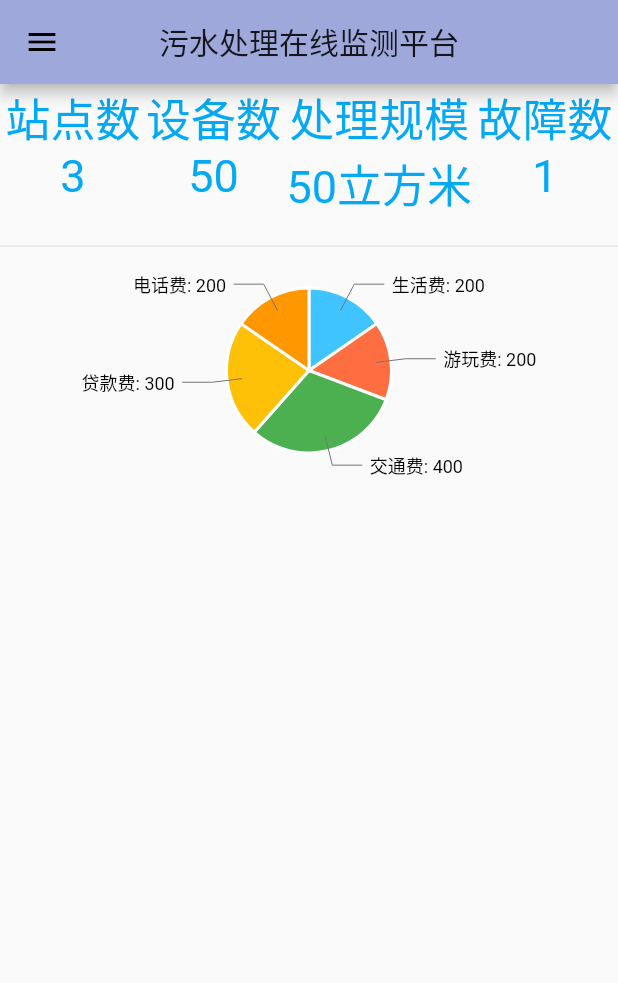
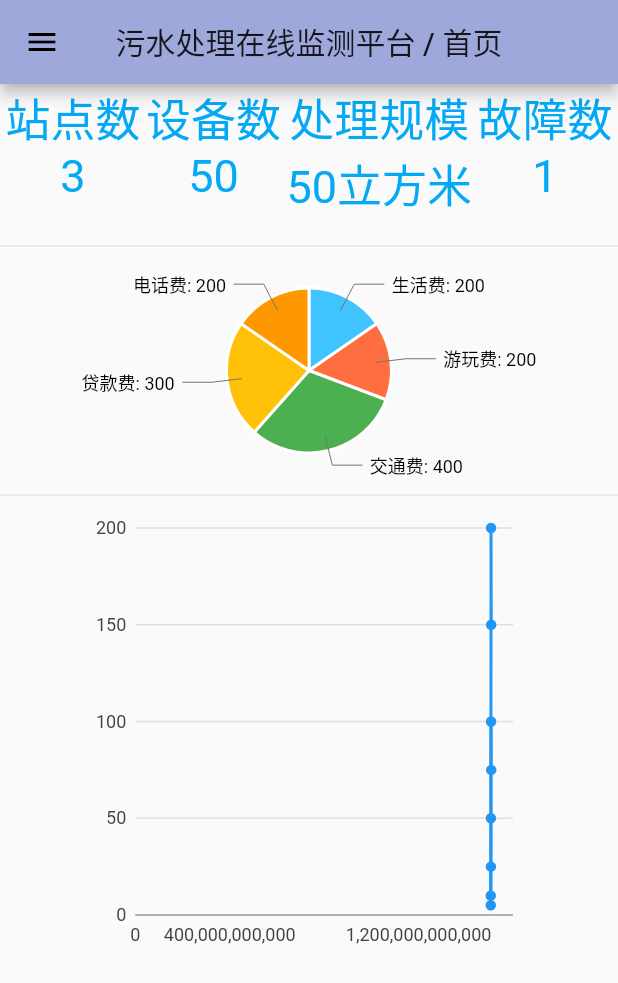
Before and after one commit to csfred/flutter-wqm, a Flutter app: the HomePage screen opened directly, on a phone screen of 412 x 824 dp. Shown: the top 983 px of the screen. Run offline on Flutter 3.47's test engine with Material 2 defaults, Android fonts, the phone set to English and light mode, and no system bars; our stand-ins replace charts_flutter, fluttertoast, shared_preferences; accounts and stored records are empty; network calls fail.

Commit message:
折线图绘制

```diff
--- a/lib/main.dart
+++ b/lib/main.dart
@@ -44,7 +44,7 @@ class _MainAppState extends State<MainApp> {
      */
     //ScreenUtil.instance = ScreenUtil.getInstance()..init(context);
 
-    _isLogin = true;
+    //_isLogin = true;
 
     return MaterialApp(
       debugShowCheckedModeBanner: false, //去掉Debug图标
--- a/lib/pages/device_opt.dart
+++ b/lib/pages/device_opt.dart
@@ -15,7 +15,7 @@ class _DeviceOptPageState extends State<DeviceOptPage> {
     return Scaffold(
       appBar: AppBar(
         title: Text(
-          '污水处理在线监测平台',
+          '污水处理在线监测平台 / 设备操作',
           textAlign: TextAlign.center,
         ),
         centerTitle: true,
--- a/lib/pages/home.dart
+++ b/lib/pages/home.dart
@@ -4,6 +4,7 @@ import 'package:flutter/material.dart';
 import 'package:flutter_web/side_bar.dart';
 
 import '../utils/pie_chars.dart';
+import '../utils/line_chars.dart';
 
 class HomePage extends StatefulWidget {
   @override
@@ -32,7 +33,7 @@ class _HomePageState extends State<HomePage> {
     return Scaffold(
       appBar: AppBar(
         title: Text(
-          '污水处理在线监测平台',
+          '污水处理在线监测平台 / 首页',
           textAlign: TextAlign.center,
         ),
         centerTitle: true,
@@ -53,7 +54,9 @@ class _HomePageState extends State<HomePage> {
         children: <Widget>[
           _buildStatisWidget(),
           Divider(),
-          PieCharts(380, 150, pieDataList),
+          PieCharts(380, 150, true, pieDataList),
+          Divider(),
+          TimeLineCharts(300, 300, true),
         ]);
   }
 
--- a/lib/pages/login.dart
+++ b/lib/pages/login.dart
@@ -241,7 +241,7 @@ class _LoginPageState extends State<LoginPage> {
       Fluttertoast.showToast(
           msg: "请输入用户名",
           gravity: ToastGravity.CENTER,
-          timeInSecForIosWeb: 2,
+          //timeInSecForIosWeb: 2,
           textColor: Colors.white,
           fontSize: 14.0);
       return false;
@@ -249,7 +249,7 @@ class _LoginPageState extends State<LoginPage> {
       Fluttertoast.showToast(
           msg: "请输入密码",
           gravity: ToastGravity.CENTER,
-          timeInSecForIosWeb: 2,
+          //timeInSecForIosWeb: 2,
           textColor: Colors.white,
           fontSize: 14.0);
       return false;
--- a/lib/pages/report.dart
+++ b/lib/pages/report.dart
@@ -15,7 +15,7 @@ class _ReportPageState extends State<ReportPage> {
     return Scaffold(
       appBar: AppBar(
         title: Text(
-          '污水处理在线监测平台',
+          '污水处理在线监测平台 / 报表',
           textAlign: TextAlign.center,
         ),
         centerTitle: true,
--- a/lib/pages/station_edit.dart
+++ b/lib/pages/station_edit.dart
@@ -15,7 +15,7 @@ class _StationEditPageState extends State<StationEditPage> {
     return Scaffold(
       appBar: AppBar(
         title: Text(
-          '污水处理在线监测平台',
+          '污水处理在线监测平台 / 站点编辑',
           textAlign: TextAlign.center,
         ),
         centerTitle: true,
--- a/lib/pages/station_map.dart
+++ b/lib/pages/station_map.dart
@@ -15,7 +15,7 @@ class _StationMapPageState extends State<StationMapPage> {
     return Scaffold(
       appBar: AppBar(
         title: Text(
-          '污水处理在线监测平台',
+          '污水处理在线监测平台 / 站点地图',
           textAlign: TextAlign.center,
         ),
         centerTitle: true,
--- a/lib/pages/user_manage.dart
+++ b/lib/pages/user_manage.dart
@@ -15,7 +15,7 @@ class _UserManagePageState extends State<UserManagePage> {
     return Scaffold(
       appBar: AppBar(
         title: Text(
-          '污水处理在线监测平台',
+          '污水处理在线监测平台 / 用户管理',
           textAlign: TextAlign.center,
         ),
         centerTitle: true,
--- /dev/null
+++ b/lib/utils/line_chars.dart
@@ -0,0 +1,88 @@
+import 'package:flutter/material.dart';
+import 'package:charts_flutter/flutter.dart' as charts;
+
+class TimeSeriesSales {
+  final DateTime timeCurrent;
+  final DateTime timePrevious;
+  final DateTime timeTarget;
+  final int sales;
+
+  TimeSeriesSales(
+      {this.timeCurrent, this.timePrevious, this.timeTarget, this.sales});
+}
+
+/// 时间折线图
+class TimeLineCharts extends StatelessWidget {
+  final double _width;
+  final double _height;
+  final bool _animate;
+
+  final Map<String, List<TimeSeriesSales>> _dataMapList = {
+    "data": [
+      new TimeSeriesSales(timeCurrent: new DateTime(2017, 9, 19), sales: 5),
+      new TimeSeriesSales(timeCurrent: new DateTime(2017, 9, 26), sales: 25),
+      new TimeSeriesSales(timeCurrent: new DateTime(2017, 10, 3), sales: 100),
+      new TimeSeriesSales(timeCurrent: new DateTime(2017, 10, 10), sales: 75),
+    ],
+    "hitch": [
+      new TimeSeriesSales(timeCurrent: new DateTime(2017, 9, 19), sales: 10),
+      new TimeSeriesSales(timeCurrent: new DateTime(2017, 9, 26), sales: 50),
+      new TimeSeriesSales(timeCurrent: new DateTime(2017, 10, 3), sales: 200),
+      new TimeSeriesSales(timeCurrent: new DateTime(2017, 10, 10), sales: 150),
+    ]
+  };
+
+  @override
+  Widget build(BuildContext context) {
+    return Container(
+      width: _width,
+      height: _height,
+      child: _buildTimeLineChatWidget(),
+    );
+  }
+
+  TimeLineCharts(this._width, this._height, this._animate);
+
+  Widget _buildTimeLineChatWidget() {
+    List<charts.Series> seriesList = _createSampleData(_dataMapList);
+    return charts.LineChart(
+      seriesList,
+      animate: _animate,
+      // Custom renderer configuration for the point series.
+      customSeriesRenderers: [
+        new charts.SymbolAnnotationRendererConfig(
+            // ID used to link series to this renderer.
+            customRendererId: 'customSymbolAnnotation')
+      ],
+      // Optionally pass in a [DateTimeFactory] used by the chart. The factory
+      // should create the same type of [DateTime] as the data provided. If none
+      // specified, the default creates local date time.
+      defaultRenderer: charts.LineRendererConfig(
+        // 折线图绘制的配置
+        includeArea: true,
+        includePoints: true,
+        includeLine: true,
+        stacked: false,
+      ),
+    );
+  }
+
+  static List<charts.Series<TimeSeriesSales, DateTime>> _createSampleData(
+      Map<String, List<TimeSeriesSales>> dataMapList) {
+    List<charts.Series<TimeSeriesSales, DateTime>> retChartList =
+        <charts.Series<TimeSeriesSales, DateTime>>[];
+
+    dataMapList.forEach((key, value) {
+      charts.Series<TimeSeriesSales, DateTime> item =
+          charts.Series<TimeSeriesSales, DateTime>(
+        id: key,
+        colorFn: (_, __) => charts.MaterialPalette.blue.shadeDefault,
+        domainFn: (TimeSeriesSales sales, _) => sales.timeCurrent,
+        measureFn: (TimeSeriesSales sales, _) => sales.sales,
+        data: value,
+      );
+      retChartList.add(item);
+    });
+    return retChartList;
+  }
+}
--- a/lib/utils/pie_chars.dart
+++ b/lib/utils/pie_chars.dart
@@ -24,6 +24,7 @@ class LinearSales {
 class PieCharts extends StatelessWidget {
   final double _width;
   final double _height;
+  final bool animate;
 
   final List<LinearSales> _dataList;
 
@@ -36,14 +37,14 @@ class PieCharts extends StatelessWidget {
     );
   }
 
-  PieCharts(this._width, this._height, this._dataList);
+  PieCharts(this._width, this._height, this.animate, this._dataList);
 
   /// 构建饼状图
   Widget _buildPieChatWidget() {
     List<charts.Series> seriesList = _createSampleData(_dataList);
     return charts.PieChart(
       seriesList,
-      animate: true,
+      animate: this.animate,
       defaultRenderer: new charts.ArcRendererConfig(
         arcWidth: 60,
         arcRendererDecorators: [new charts.ArcLabelDecorator()],
```
